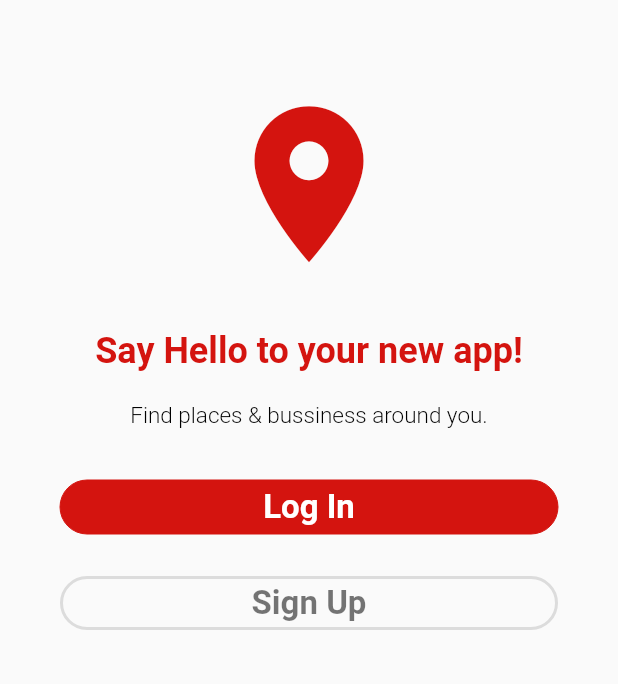
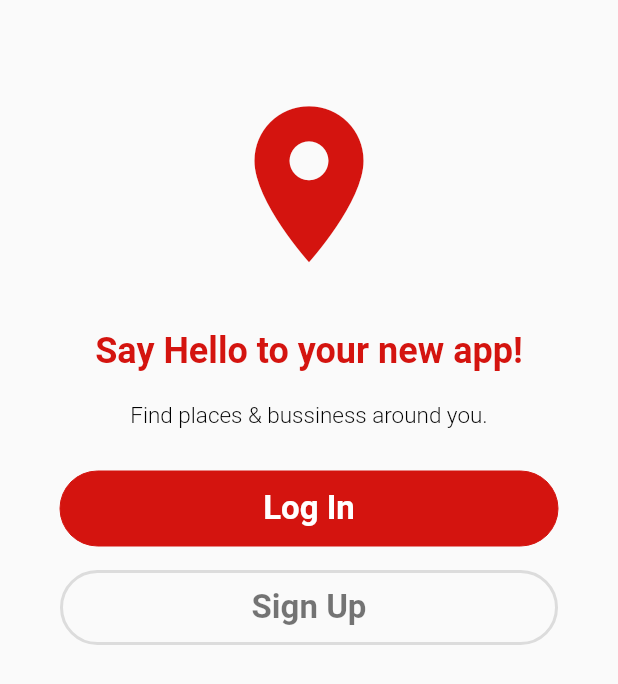
Before and after one commit to instaflutter/flutter-login-screen-firebase-auth-facebook-login, a Flutter app: the WelcomeScreen screen opened directly, on a phone screen of 412 x 824 dp. Shown: the top 684 px of the screen. Run offline on Flutter 3.47's test engine with Material 2 defaults, Android fonts, the phone set to English and light mode, and no system bars; our stand-ins replace cloud_firestore, firebase_auth, flutter_swiper, shared_preferences; missing offline and left inert: flutter_facebook_login; accounts and stored records are empty; Roboto replaces fonts that are missing (OpenSans); statements that could not run were skipped.

Commit message:
More UI polishes

```diff
--- a/lib/ui/screens/sign_in_screen.dart
+++ b/lib/ui/screens/sign_in_screen.dart
@@ -87,7 +87,7 @@ class _SignInScreenState extends State<SignInScreen> {
                     ),
                     Padding(
                       padding: const EdgeInsets.symmetric(
-                          vertical: 8.0, horizontal: 40.0),
+                          vertical: 14.0, horizontal: 40.0),
                       child: CustomFlatButton(
                         title: "Log In",
                         fontSize: 22,
@@ -122,7 +122,7 @@ class _SignInScreenState extends State<SignInScreen> {
                     ),
                     Padding(
                       padding: const EdgeInsets.symmetric(
-                          vertical: 8.0, horizontal: 40.0),
+                          vertical: 14.0, horizontal: 40.0),
                       child: CustomFlatButton(
                         title: "Facebook Login",
                         fontSize: 22,
--- a/lib/ui/widgets/custom_flat_button.dart
+++ b/lib/ui/widgets/custom_flat_button.dart
@@ -29,7 +29,7 @@ class CustomFlatButton extends StatelessWidget {
       color: color,
       splashColor: splashColor,
       child: Padding(
-        padding: const EdgeInsets.symmetric(vertical: 5.0),
+        padding: const EdgeInsets.symmetric(vertical: 12.0),
         child: Text(
           title,
           softWrap: true,
```
Also changed, not shown: 45 other files.
